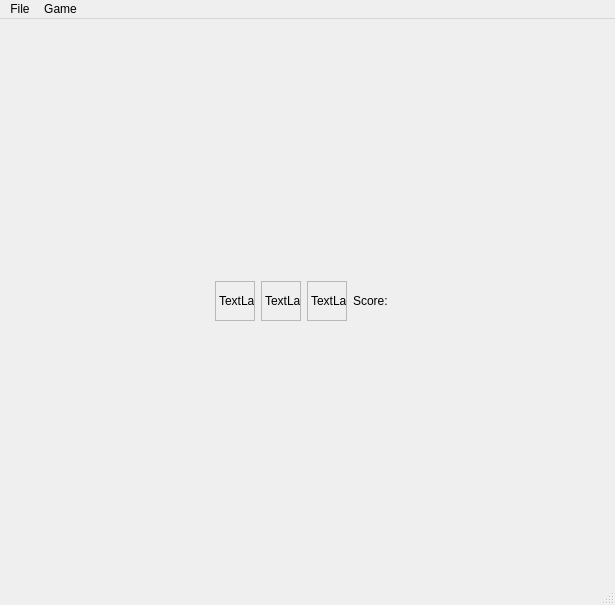
Qt form mainwindow.ui (muarvyn/ColorLines) before a commit.
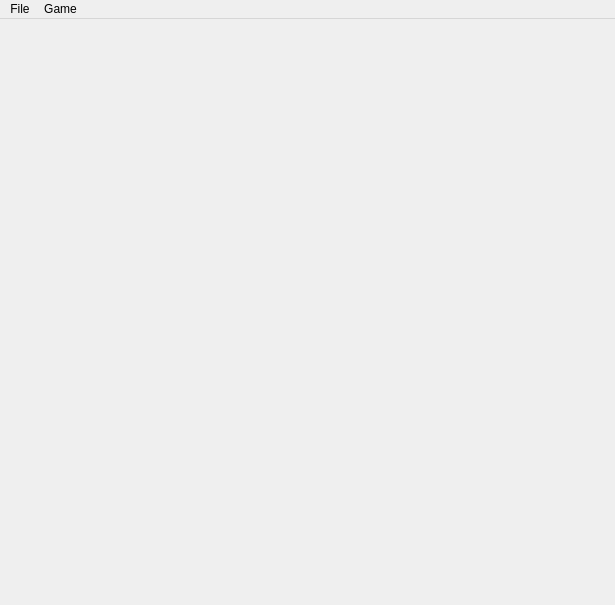
The same form after that commit. Icons and pictures are not drawn.

Commit message: Switched to the swappable layout.

Diff of the .ui file:
```diff
--- a/mainwindow.ui
+++ b/mainwindow.ui
@@ -21,133 +21,9 @@
    <bool>false</bool>
   </property>
   <widget class="QWidget" name="centralwidget">
-   <layout class="QVBoxLayout" name="verticalLayout">
-    <property name="sizeConstraint">
-     <enum>QLayout::SetMinimumSize</enum>
-    </property>
-    <item>
-     <layout class="QHBoxLayout" name="statusLayout">
-      <item>
-       <spacer name="horizontalSpacer">
-        <property name="orientation">
-         <enum>Qt::Horizontal</enum>
-        </property>
-        <property name="sizeHint" stdset="0">
-         <size>
-          <width>40</width>
-          <height>20</height>
-         </size>
-        </property>
-       </spacer>
-      </item>
-      <item>
-       <widget class="QLabel" name="nextColor1">
-        <property name="sizePolicy">
-         <sizepolicy hsizetype="Fixed" vsizetype="Fixed">
-          <horstretch>0</horstretch>
-          <verstretch>0</verstretch>
-         </sizepolicy>
-        </property>
-        <property name="maximumSize">
-         <size>
-          <width>40</width>
-          <height>40</height>
-         </size>
-        </property>
-        <property name="autoFillBackground">
-         <bool>true</bool>
-        </property>
-        <property name="frameShape">
-         <enum>QFrame::StyledPanel</enum>
-        </property>
-        <property name="text">
-         <string>TextLabel</string>
-        </property>
-       </widget>
-      </item>
-      <item>
-       <widget class="QLabel" name="nextColor2">
-        <property name="sizePolicy">
-         <sizepolicy hsizetype="Fixed" vsizetype="Fixed">
-          <horstretch>0</horstretch>
-          <verstretch>0</verstretch>
-         </sizepolicy>
-        </property>
-        <property name="maximumSize">
-         <size>
-          <width>40</width>
-          <height>40</height>
-         </size>
-        </property>
-        <property name="autoFillBackground">
-         <bool>true</bool>
-        </property>
-        <property name="frameShape">
-         <enum>QFrame::StyledPanel</enum>
-        </property>
-        <property name="text">
-         <string>TextLabel</string>
-        </property>
-       </widget>
-      </item>
-      <item>
-       <widget class="QLabel" name="nextColor3">
-        <property name="sizePolicy">
-         <sizepolicy hsizetype="Fixed" vsizetype="Fixed">
-          <horstretch>0</horstretch>
-          <verstretch>0</verstretch>
-         </sizepolicy>
-        </property>
-        <property name="maximumSize">
-         <size>
-          <width>40</width>
-          <height>40</height>
-         </size>
-        </property>
-        <property name="autoFillBackground">
-         <bool>true</bool>
-        </property>
-        <property name="frameShape">
-         <enum>QFrame::StyledPanel</enum>
-        </property>
-        <property name="text">
-         <string>TextLabel</string>
-        </property>
-       </widget>
-      </item>
-      <item>
-       <widget class="QLabel" name="score">
-        <property name="text">
-         <string>Score:</string>
-        </property>
-       </widget>
-      </item>
-      <item>
-       <widget class="QLabel" name="scoreLab">
-        <property name="text">
-         <string/>
-        </property>
-       </widget>
-      </item>
-      <item>
-       <spacer name="horizontalSpacer_2">
-        <property name="orientation">
-         <enum>Qt::Horizontal</enum>
-        </property>
-        <property name="sizeHint" stdset="0">
-         <size>
-          <width>40</width>
-          <height>20</height>
-         </size>
-        </property>
-       </spacer>
-      </item>
-     </layout>
-    </item>
-    <item>
-     <layout class="QHBoxLayout" name="centralRowLayout"/>
-    </item>
-   </layout>
+   <property name="layoutDirection">
+    <enum>Qt::LeftToRight</enum>
+   </property>
   </widget>
   <widget class="QMenuBar" name="menubar">
    <property name="geometry">
@@ -175,7 +51,6 @@
    <addaction name="menuFile"/>
    <addaction name="menuGame"/>
   </widget>
-  <widget class="QStatusBar" name="statusbar"/>
   <action name="actionNew">
    <property name="text">
     <string>New</string>
```
The commit also changes 5 other files.
